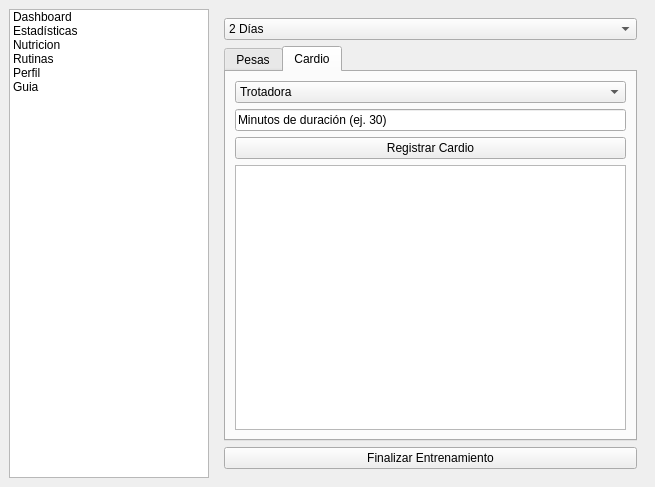
Before: the Qt Designer form mainwindow.ui in nicojjl/VitalCoreFit, drawn with Qt 5.
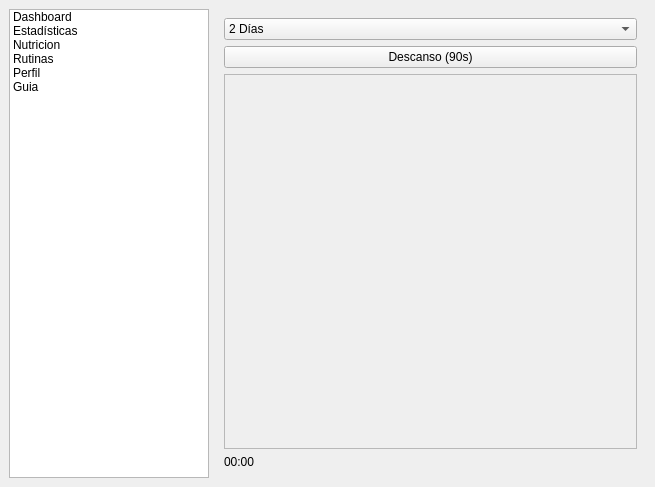
After: the same form once the commit is applied. The open tabs and pages were chosen to show the change.

Commit message: Rediseño UI rutina, cronómetro asíncrono y gráficos interactivos

The edit to the form file:
```diff
--- a/mainwindow.ui
+++ b/mainwindow.ui
@@ -554,101 +554,8 @@
       </widget>
       <widget class="QWidget" name="Estadistica"/>
       <widget class="QWidget" name="rutinas">
-       <layout class="QGridLayout" name="gridLayout">
-        <item row="2" column="1">
-         <widget class="QPushButton" name="btnFinalizarRutina">
-          <property name="text">
-           <string>Finalizar Entrenamiento</string>
-          </property>
-         </widget>
-        </item>
-        <item row="1" column="1">
-         <widget class="QTabWidget" name="TABLA">
-          <property name="currentIndex">
-           <number>1</number>
-          </property>
-          <widget class="QWidget" name="Pesas">
-           <attribute name="title">
-            <string>Pesas</string>
-           </attribute>
-           <layout class="QVBoxLayout" name="verticalLayout_4">
-            <item>
-             <widget class="QTableWidget" name="tableWidget">
-              <column>
-               <property name="text">
-                <string>Ejercicio</string>
-               </property>
-              </column>
-              <column>
-               <property name="text">
-                <string>Músculo</string>
-               </property>
-              </column>
-              <column>
-               <property name="text">
-                <string>Series x Reps</string>
-               </property>
-              </column>
-              <column>
-               <property name="text">
-                <string>Peso</string>
-               </property>
-              </column>
-             </widget>
-            </item>
-           </layout>
-          </widget>
-          <widget class="QWidget" name="Cardio">
-           <attribute name="title">
-            <string>Cardio</string>
-           </attribute>
-           <layout class="QVBoxLayout" name="verticalLayout_9">
-            <item>
-             <widget class="QComboBox" name="comboCardio">
-              <item>
-               <property name="text">
-                <string>Trotadora</string>
-               </property>
-              </item>
-              <item>
-               <property name="text">
-                <string>Bicicleta Estática</string>
-               </property>
-              </item>
-              <item>
-               <property name="text">
-                <string>Caminata</string>
-               </property>
-              </item>
-              <item>
-               <property name="text">
-                <string>Escaladora</string>
-               </property>
-              </item>
-             </widget>
-            </item>
-            <item>
-             <widget class="QLineEdit" name="inputTiempoCardio">
-              <property name="text">
-               <string>Minutos de duración (ej. 30)</string>
-              </property>
-             </widget>
-            </item>
-            <item>
-             <widget class="QPushButton" name="btnRegistrarCardio">
-              <property name="text">
-               <string>Registrar Cardio</string>
-              </property>
-             </widget>
-            </item>
-            <item>
-             <widget class="QListWidget" name="listaCardioHoy"/>
-            </item>
-           </layout>
-          </widget>
-         </widget>
-        </item>
-        <item row="0" column="1">
+       <layout class="QVBoxLayout" name="verticalLayout_10">
+        <item>
          <widget class="QComboBox" name="comboDiasRutina">
           <item>
            <property name="text">
@@ -672,6 +579,37 @@
           </item>
          </widget>
         </item>
+        <item>
+         <widget class="QPushButton" name="btnDescanso">
+          <property name="text">
+           <string>Descanso (90s)</string>
+          </property>
+         </widget>
+        </item>
+        <item>
+         <widget class="QScrollArea" name="scrollArea">
+          <property name="widgetResizable">
+           <bool>true</bool>
+          </property>
+          <widget class="QWidget" name="scrollAreaWidgetContents">
+           <property name="geometry">
+            <rect>
+             <x>0</x>
+             <y>0</y>
+             <width>411</width>
+             <height>334</height>
+            </rect>
+           </property>
+          </widget>
+         </widget>
+        </item>
+        <item>
+         <widget class="QLabel" name="lblCronometro">
+          <property name="text">
+           <string>00:00</string>
+          </property>
+         </widget>
+        </item>
        </layout>
       </widget>
       <widget class="QWidget" name="perfil">
```
Left out of the diff: 2 changed lines with no effect on the pictures. The commit also changes 5 other files.
